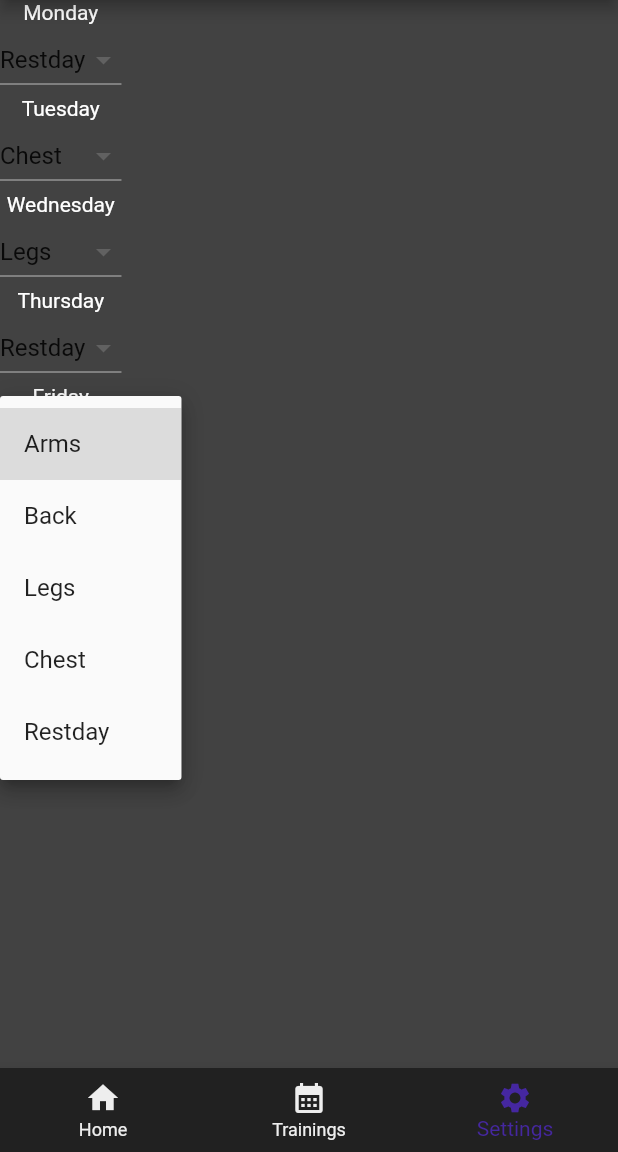
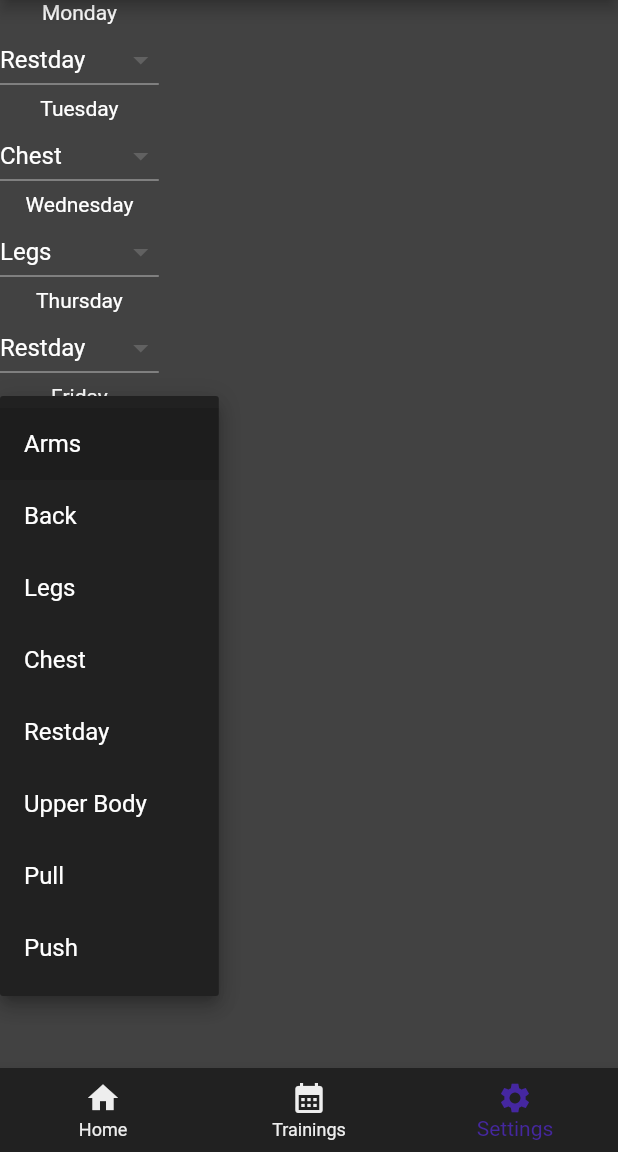
Before and after one commit to domique26/gym_tracker, a Flutter app: the screen it shows after launch, item 3 of the bottom bar chosen, after a tap on "Arms", on a phone screen of 412 x 824 dp, the part 84-1236 px from its top. Run offline on Flutter 3.47's test engine with Material 2 defaults, Android fonts, the phone set to English and light mode, and no system bars.

Commit message:
few changes (SettingsPage)

```diff
--- a/lib/pages/home_page.dart
+++ b/lib/pages/home_page.dart
@@ -41,6 +41,30 @@ class _HomePageState extends State<HomePage> {
       "Saturday",
       "Sunday"
     ];
+    String formatWeekday(DateTime dt) {
+      String wd = "";
+      switch (dt.weekday) {
+        case 1:
+          wd = "Monday";
+        case 2:
+          wd = "Tuesday";
+        case 3:
+          wd = "Wednesday";
+        case 4:
+          wd = "Thursday";
+        case 5:
+          wd = "Friday";
+        case 6:
+          wd = "Saturday";
+        case 7:
+          wd = "Sunday";
+        default:
+          wd = "Erroro loool";
+      }
+      return wd;
+    }
+
+    String weekdayToday = formatWeekday(DateTime.now());
 
     return Scaffold(
       backgroundColor: Colors.grey[800],
@@ -90,11 +114,13 @@ class _HomePageState extends State<HomePage> {
                   borderRadius: BorderRadius.circular(25),
                 ),
                 width: MediaQuery.of(context).size.width,
-                child: const Padding(
-                  padding: EdgeInsets.all(15.0),
-                  child: Text(
-                    "data",
-                    style: TextStyle(color: Colors.white),
+                child: Padding(
+                  padding: const EdgeInsets.all(15.0),
+                  child: Center(
+                    child: Text(
+                      "Today is $weekdayToday!",
+                      style: const TextStyle(color: Colors.white, fontSize: 35),
+                    ),
                   ),
                 ),
               ),
--- a/lib/pages/settings_page.dart
+++ b/lib/pages/settings_page.dart
@@ -50,12 +50,25 @@ class _SettingsPageState extends State<SettingsPage> {
   DropdownButton<String> customDropDown(int index) {
     return DropdownButton(
       value: SettingsPage.trainigs[index],
+      dropdownColor: Colors.grey[900],
       items: const [
-        DropdownMenuItem(value: "Arms", child: Text("Arms")),
-        DropdownMenuItem(value: "Back", child: Text("Back")),
-        DropdownMenuItem(value: "Legs", child: Text("Legs")),
-        DropdownMenuItem(value: "Chest", child: Text("Chest")),
-        DropdownMenuItem(value: "Restday", child: Text("Restday")),
+        DropdownMenuItem(
+            value: "Arms", child: CustomTextWithStyle(value: "Arms")),
+        DropdownMenuItem(
+            value: "Back", child: CustomTextWithStyle(value: "Back")),
+        DropdownMenuItem(
+            value: "Legs", child: CustomTextWithStyle(value: "Legs")),
+        DropdownMenuItem(
+            value: "Chest", child: CustomTextWithStyle(value: "Chest")),
+        DropdownMenuItem(
+            value: "Restday", child: CustomTextWithStyle(value: "Restday")),
+        DropdownMenuItem(
+            value: "Upper Body",
+            child: CustomTextWithStyle(value: "Upper Body")),
+        DropdownMenuItem(
+            value: "Pull", child: CustomTextWithStyle(value: "Pull")),
+        DropdownMenuItem(
+            value: "Push", child: CustomTextWithStyle(value: "Push")),
       ],
       onChanged: (value) => {
         setState(() {
@@ -65,3 +78,19 @@ class _SettingsPageState extends State<SettingsPage> {
     );
   }
 }
+
+class CustomTextWithStyle extends StatelessWidget {
+  final String value;
+  const CustomTextWithStyle({
+    required this.value,
+    super.key,
+  });
+
+  @override
+  Widget build(BuildContext context) {
+    return Text(
+      value,
+      style: const TextStyle(color: Colors.white),
+    );
+  }
+}
```
